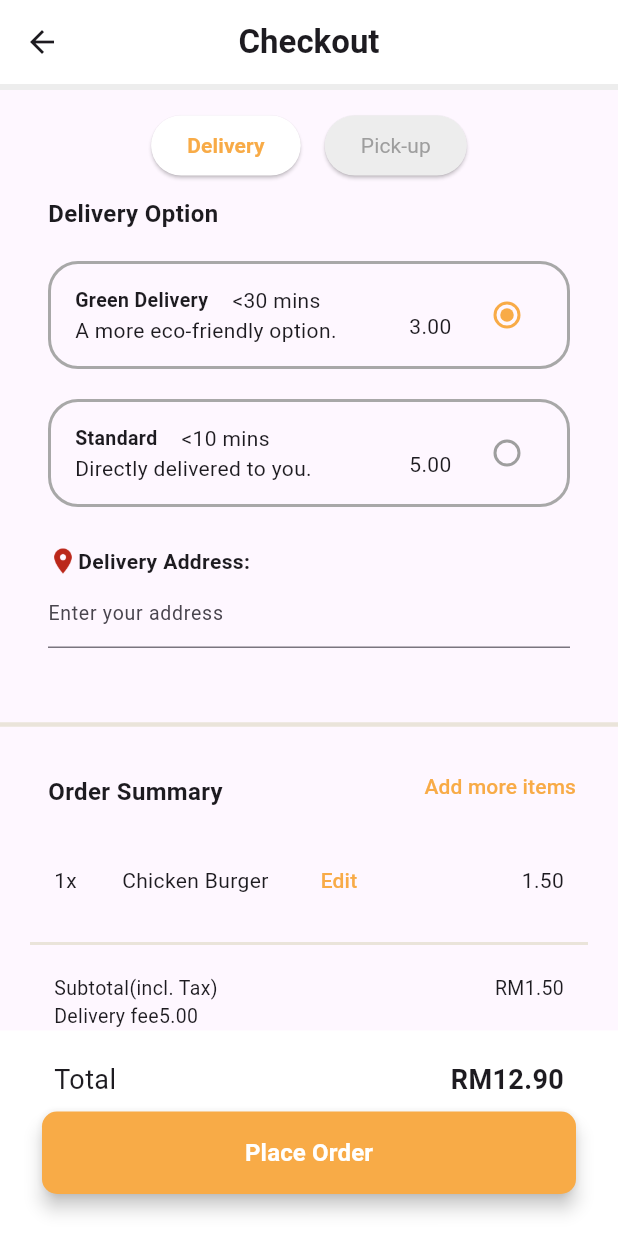
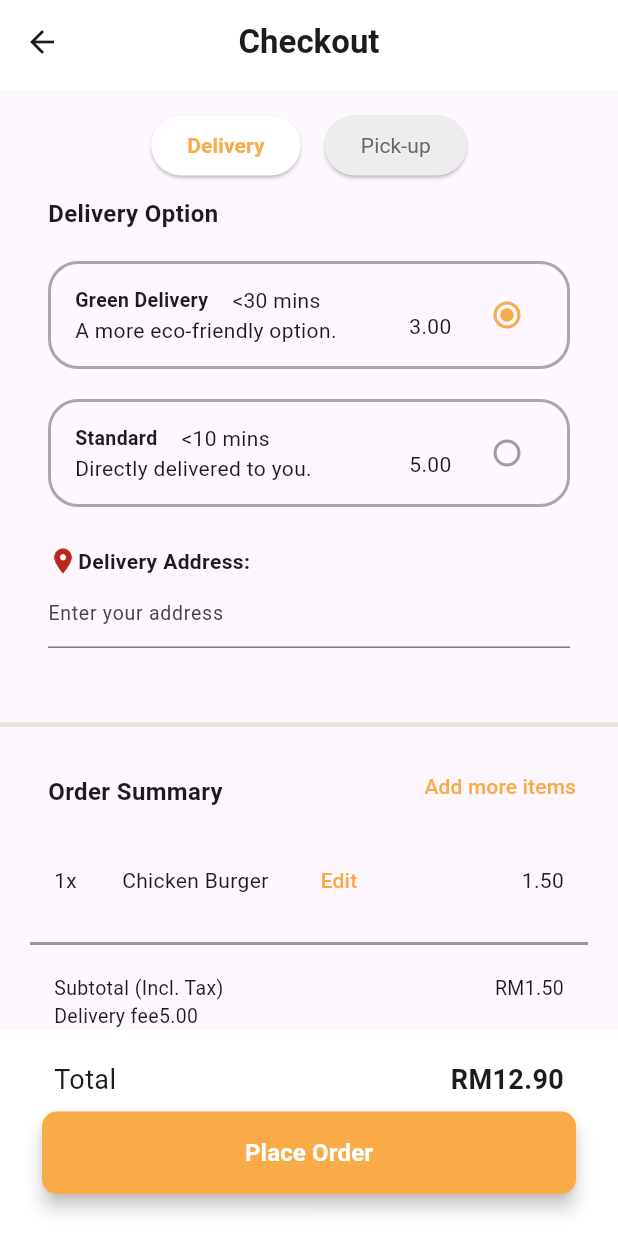
Before and after one commit to MarcusMQF/Food-System-App, a Flutter app: the CheckoutPage screen opened directly, after a tap on "Delivery", on a phone screen of 412 x 824 dp. Run offline on Flutter 3.47's test engine with Material 3 defaults, Android fonts, the phone set to English and light mode, and no system bars; our stand-ins replace google_nav_bar, lottie; missing offline and left inert: flutter_inappwebview; project files that could hold a hidden picture were left out.

Commit message:
Modify the Designs

```diff
--- a/analysis_options.yaml
+++ b/analysis_options.yaml
@@ -7,6 +7,9 @@
 
 # The following line activates a set of recommended lints for Flutter apps,
 # packages, and plugins designed to encourage good coding practices.
+analyzer:
+  errors:
+    use_key_in_widget_constructors: ignore
 include: package:flutter_lints/flutter.yaml
 
 linter:
--- a/lib/checkout_page.dart
+++ b/lib/checkout_page.dart
@@ -2,7 +2,7 @@ import 'package:flutter/material.dart';
 import 'package:food_system_app/home_page.dart';
 import 'package:food_system_app/util/checkout_message.dart';
 
-const String touchNGoImagePath = 'assets/images/tng-logo.png';
+const String touchNGoImagePath = 'assets/icons/tng.png';
 const String cashImagePath = 'assets/icons/cash-icon.png';
 const String cardImagePath = 'assets/icons/credit-card-icon.png';
 
@@ -61,7 +61,7 @@ class _CheckoutPageState extends State<CheckoutPage> {
                   child: Text('Delivery',
                   style:
                   TextStyle(
-                    color: isDeliverySelected ? const Color.fromARGB(255,248, 171, 71) : Colors.grey,
+                    color: isDeliverySelected ? const Color.fromARGB(255,248, 171, 71) : const Color.fromARGB(255, 104, 104, 104),
                     fontWeight: isDeliverySelected ? FontWeight.bold : FontWeight.normal,
                   ),),
                 ),
@@ -73,7 +73,7 @@ class _CheckoutPageState extends State<CheckoutPage> {
                   ),
                   child: Text('Pick-up',
                   style: TextStyle(
-                    color: !isDeliverySelected ? const Color.fromARGB(255,248, 171, 71) : Colors.grey,
+                    color: !isDeliverySelected ? const Color.fromARGB(255,248, 171, 71) : const Color.fromARGB(255, 104, 104, 104),
                     fontWeight: !isDeliverySelected ? FontWeight.bold : FontWeight.normal,
                   ),),
                 ),
@@ -229,7 +229,7 @@ class _CheckoutPageState extends State<CheckoutPage> {
               const Divider(
                 height: 20, // Height of the divider
                 thickness: 2, // Thickness of the line
-                color: Color.fromARGB(255, 234, 228, 218), // Color of the line
+                color: Color.fromARGB(255, 155, 153, 153), // Color of the line
                 indent: 20, // Indent from the left
                 endIndent: 20, // Indent from the right
               ),
@@ -243,7 +243,7 @@ class _CheckoutPageState extends State<CheckoutPage> {
                     const Row(
                       mainAxisAlignment: MainAxisAlignment.spaceBetween,
                       children: [
-                        Text('Subtotal(incl. Tax)',
+                        Text('Subtotal (Incl. Tax)',
                         style: TextStyle(
                           fontSize: 13,
                         ),),
@@ -524,7 +524,7 @@ class _CheckoutPageState extends State<CheckoutPage> {
                     children: [
                       Container(
                         width: 40,
-                        height: 30,
+                        height: 40,
                         decoration: BoxDecoration(
                           image: DecorationImage(
                             image: AssetImage(imagePath),
@@ -534,7 +534,7 @@ class _CheckoutPageState extends State<CheckoutPage> {
                       ),
                       Container(
                         margin: const EdgeInsets.symmetric(horizontal: 20.0),
-                        child: Text(paymentMethod)
+                        child: Text(paymentMethod, style: const TextStyle(fontWeight: FontWeight.w700),)
                       ),
                     ],
                   ),
@@ -573,7 +573,7 @@ AppBar appBar(BuildContext context){
             preferredSize: const Size.fromHeight(4.0), // Adjust the height as needed
             child: Container(
               color: const Color.fromARGB(255, 237, 237, 237), // Adjust the color as needed
-              height: 4.0, // Adjust the height as needed
+              height: 0.0, // Adjust the height as needed
             ),
           ),
     centerTitle: true,
--- a/lib/main.dart
+++ b/lib/main.dart
@@ -19,6 +19,5 @@ class MyApp extends StatelessWidget {
       //home: const SignInPage(),
       home: const SignInPage(),
     );
-
   }
 }
--- a/lib/profile_page.dart
+++ b/lib/profile_page.dart
@@ -86,7 +86,7 @@ class _ProfilePageState extends State<ProfilePage> {
             padding: EdgeInsets.only(left: 25.0),
             child: Text(
               'My Details',
-              style: TextStyle(color: Color.fromARGB(255, 90, 90, 90)),
+              style: TextStyle(color: Color.fromARGB(255, 104, 104, 104)),
             ),
           ),
           MyTextBox(
--- a/pubspec.yaml
+++ b/pubspec.yaml
@@ -34,6 +34,7 @@ dependencies:
   google_nav_bar: ^5.0.6
   flutter_svg: ^2.0.16
   lottie: ^1.2.2
+  flutter_inappwebview: any
 
 
   # The following adds the Cupertino Icons font to your application.
@@ -86,12 +87,12 @@ flutter:
     - assets/images/kimseng.png
     - assets/images/khasiat.png
     - assets/images/laivegetarian.png
-    - assets/images/tng-logo.png
     - assets/icons/cash-icon.png
     - assets/icons/credit-card-icon.png
     - assets/images/order-completed.png
     - assets/images/location.png
     - assets/icons/eco-icon.png
+    - assets/icons/tng.png
 
 
   # To add assets to your application, add an assets section, like this:
```
Also changed, not shown: lib/greendining_page.dart (added, +60 -0 lines), assets/icons/tng.png (added), assets/images/tng-logo.png (deleted), pubspec.lock, 1 other file.
